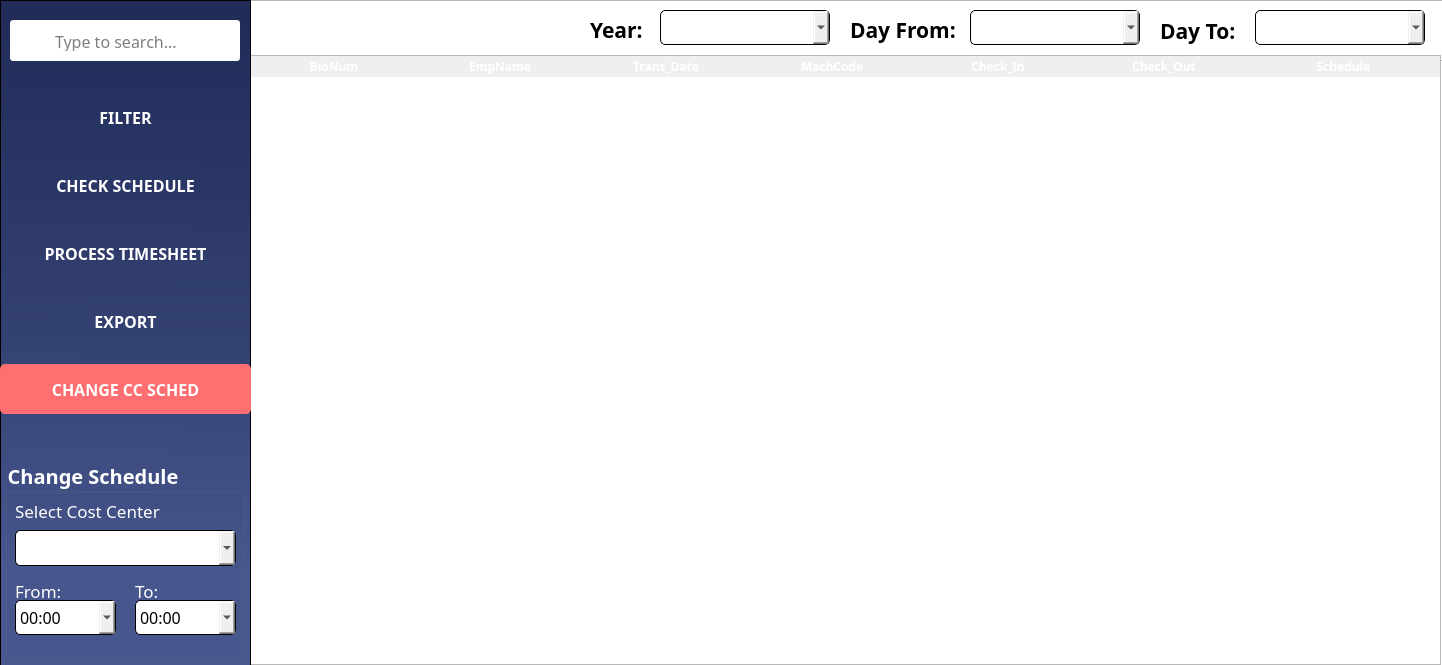
Before: the Qt Designer form MainFrame/Resources/UI/timecard.ui in Maze711/systemPayroll, drawn with Qt 5.
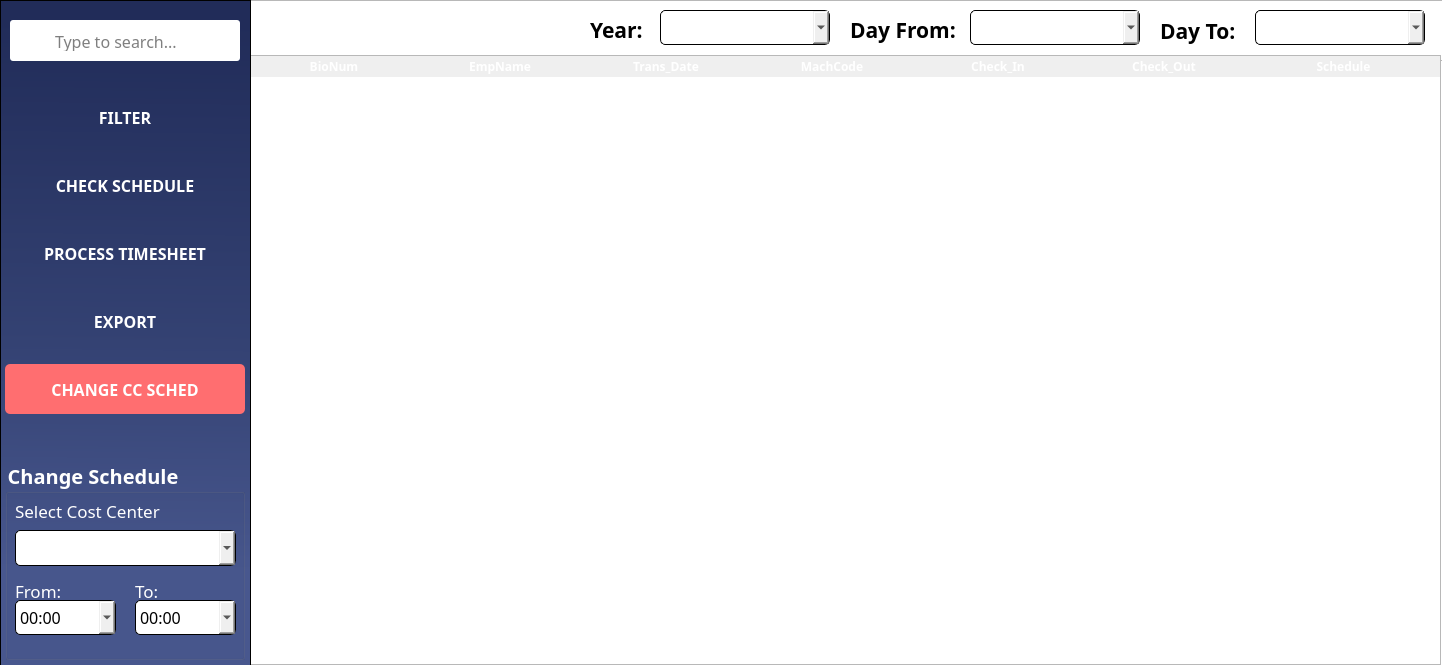
After: the same form once the commit is applied. Icons and pictures are not drawn.

Diff of the .ui file:
```diff
--- a/MainFrame/Resources/UI/timecard.ui
+++ b/MainFrame/Resources/UI/timecard.ui
@@ -685,9 +685,9 @@
    <widget class="QWidget" name="widget" native="true">
     <property name="geometry">
      <rect>
-      <x>0</x>
+      <x>5</x>
       <y>80</y>
-      <width>251</width>
+      <width>240</width>
       <height>351</height>
      </rect>
     </property>
```
